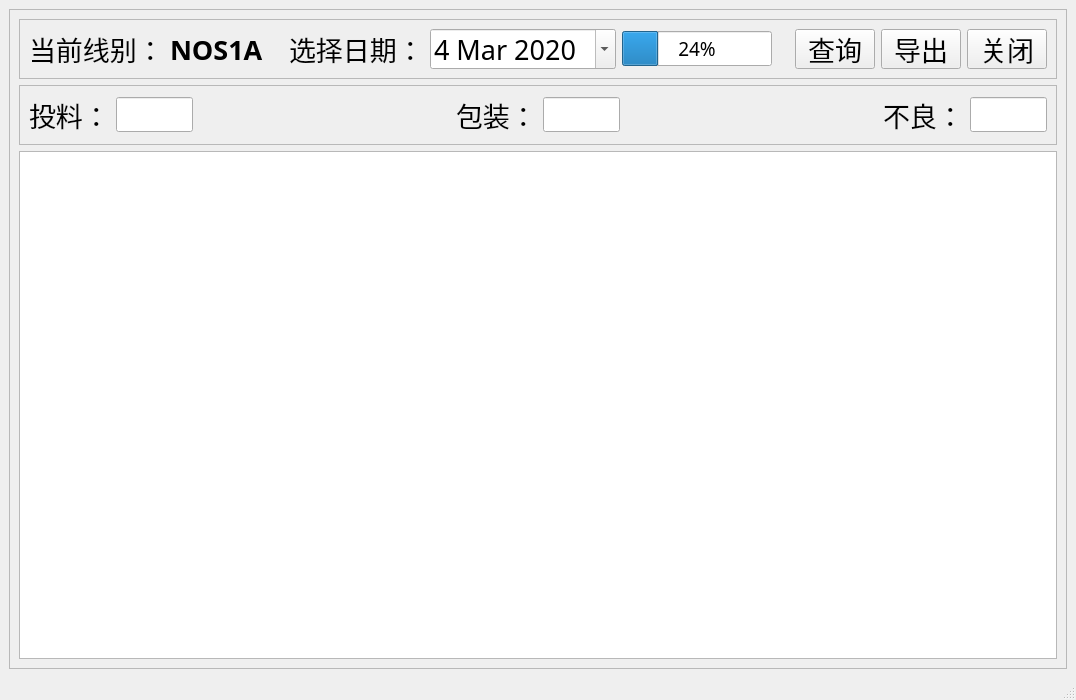
First picture: the form in qt5_proj/dailyDefStasticForm.ui, repository clang2you/packing_defective, before the edit.
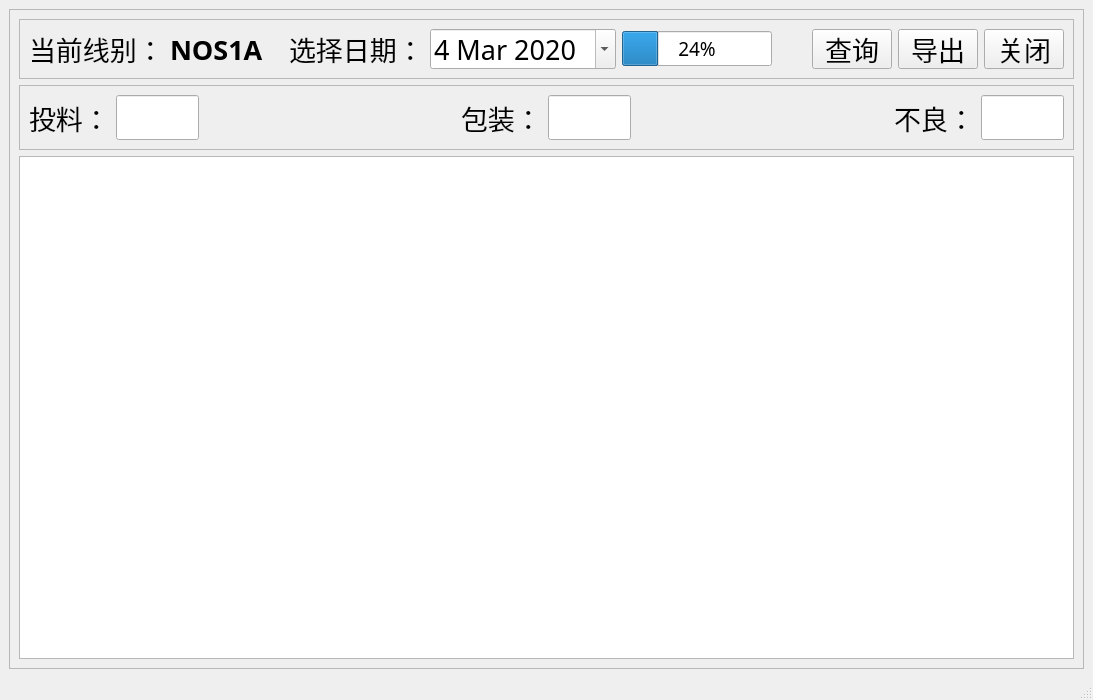
Second picture: the form after the edit.

Diff of the .ui file:
```diff
--- a/qt5_proj/dailyDefStasticForm.ui
+++ b/qt5_proj/dailyDefStasticForm.ui
@@ -194,6 +194,13 @@
             </property>
            </widget>
           </item>
+          <item>
+           <widget class="QLabel" name="label_5">
+            <property name="text">
+             <string/>
+            </property>
+           </widget>
+          </item>
           <item>
            <widget class="QPushButton" name="pushButton_2">
             <property name="maximumSize">
@@ -295,6 +302,11 @@
               <height>16777215</height>
              </size>
             </property>
+            <property name="font">
+             <font>
+              <pointsize>20</pointsize>
+             </font>
+            </property>
             <property name="alignment">
              <set>Qt::AlignRight|Qt::AlignTrailing|Qt::AlignVCenter</set>
             </property>
@@ -339,6 +351,11 @@
               <height>16777215</height>
              </size>
             </property>
+            <property name="font">
+             <font>
+              <pointsize>20</pointsize>
+             </font>
+            </property>
             <property name="alignment">
              <set>Qt::AlignRight|Qt::AlignTrailing|Qt::AlignVCenter</set>
             </property>
@@ -383,6 +400,11 @@
               <height>16777215</height>
              </size>
             </property>
+            <property name="font">
+             <font>
+              <pointsize>20</pointsize>
+             </font>
+            </property>
             <property name="alignment">
              <set>Qt::AlignRight|Qt::AlignTrailing|Qt::AlignVCenter</set>
             </property>
```
